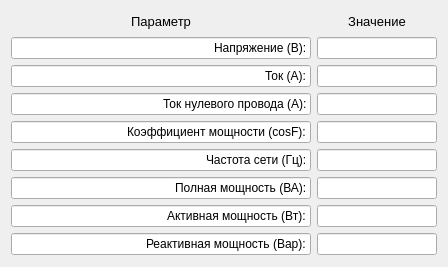
This is Configurator_ver.1.02/DLMS_client_waviot-m1_ver.1.02/widget_power_data_1f.ui in AlexZL777/Configurator_Phobos as Qt 5 draws it before an edit. The edited form follows.
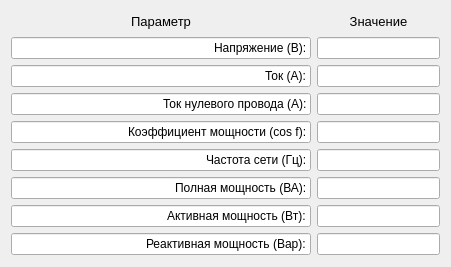
This is the edited form.

The edit to the form file:
```diff
--- a/Configurator_ver.1.02/DLMS_client_waviot-m1_ver.1.02/widget_power_data_1f.ui
+++ b/Configurator_ver.1.02/DLMS_client_waviot-m1_ver.1.02/widget_power_data_1f.ui
@@ -6,7 +6,7 @@
    <rect>
     <x>0</x>
     <y>0</y>
-    <width>400</width>
+    <width>451</width>
     <height>267</height>
    </rect>
   </property>
@@ -217,7 +217,7 @@
         </size>
        </property>
        <property name="text">
-        <string>Коэффициент мощности (cosF):</string>
+        <string>Коэффициент мощности (cos f):</string>
        </property>
        <property name="alignment">
         <set>Qt::AlignRight|Qt::AlignTrailing|Qt::AlignVCenter</set>
```
